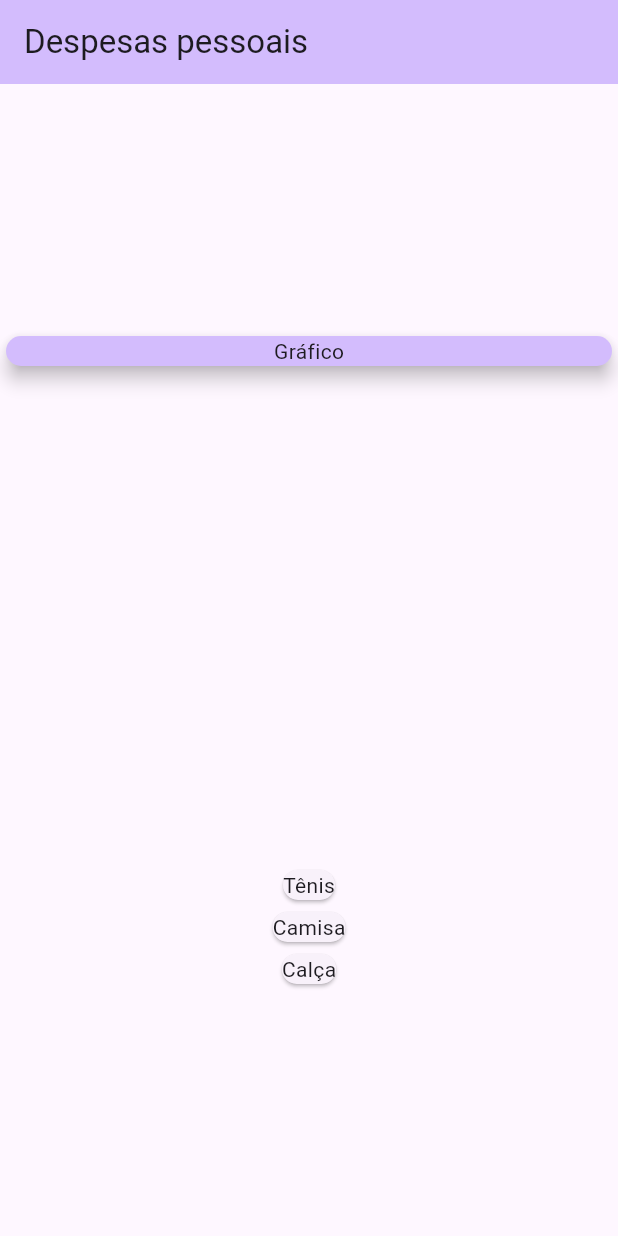
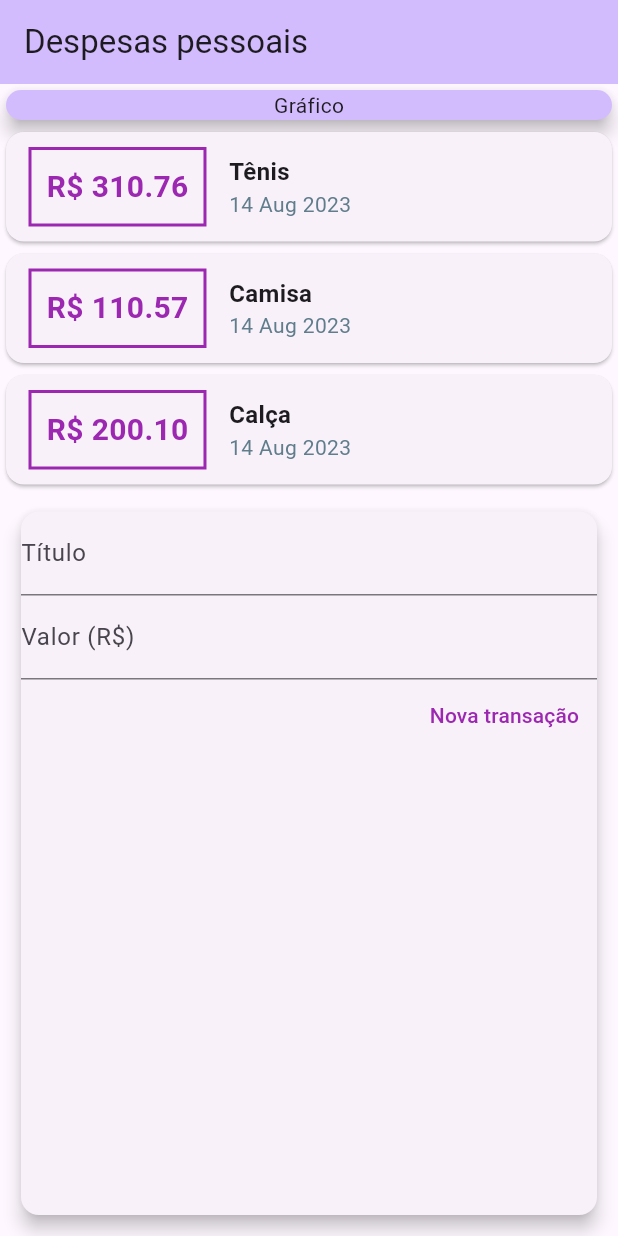
Before and after one commit to WagaoCarvalhoDev/personal_expenses, a Flutter app: the screen it shows after launch, on a phone screen of 412 x 824 dp. Run offline on Flutter 3.47's test engine with Material 2 defaults, Android fonts, the phone set to English and light mode, and no system bars.

Commit message:
create: card and textField

```diff
--- a/lib/data/transactions_data.dart
+++ b/lib/data/transactions_data.dart
@@ -17,7 +17,7 @@ class TransactionsData {
     Transaction(
       id: 't3',
       title: 'Calça',
-      value: 200.13,
+      value: 200.10,
       date: DateTime.now(),
     ),
   ];
--- a/lib/home_page.dart
+++ b/lib/home_page.dart
@@ -1,4 +1,5 @@
 import 'package:flutter/material.dart';
+import 'package:intl/intl.dart';
 import 'package:personal_expenses/data/transactions_data.dart';
 
 class HomePage extends StatefulWidget {
@@ -13,18 +14,21 @@ class _MyHomePageState extends State<HomePage> {
   Widget build(BuildContext context) {
     return Scaffold(
       appBar: AppBar(
-        backgroundColor: Theme.of(context).colorScheme.inversePrimary,
+        backgroundColor: Theme
+            .of(context)
+            .colorScheme
+            .inversePrimary,
         title: const Text('Despesas pessoais'),
       ),
       body: Center(
         child: Column(
-          mainAxisAlignment: MainAxisAlignment.spaceAround,
-          //crossAxisAlignment: CrossAxisAlignment.stretch,
           children: <Widget>[
             SizedBox(
-              //width: MediaQuery.of(context).size.width,
               child: Card(
-                color: Theme.of(context).colorScheme.inversePrimary,
+                color: Theme
+                    .of(context)
+                    .colorScheme
+                    .inversePrimary,
                 elevation: 5,
                 child: const Center(child: Text('Gráfico')),
               ),
@@ -32,13 +36,83 @@ class _MyHomePageState extends State<HomePage> {
             Column(
               children: [
                 ...TransactionsData.transactions.map(
-                  (t) {
+                      (t) {
                     return Card(
-                      child: Text(t.title),
+                      child: Row(
+                        children: [
+                          Container(
+                            margin: const EdgeInsets.symmetric(
+                              horizontal: 15,
+                              vertical: 10,
+                            ),
+                            decoration: BoxDecoration(
+                              border: Border.all(
+                                color: Colors.purple,
+                                width: 2,
+                              ),
+                            ),
+                            padding: const EdgeInsets.all(10),
+                            child: Text(
+                              'R\$ ${t.value.toStringAsFixed(2)}',
+                              style: const TextStyle(
+                                fontWeight: FontWeight.bold,
+                                fontSize: 20,
+                                color: Colors.purple,
+                              ),
+                            ),
+                          ),
+                          Column(
+                            crossAxisAlignment: CrossAxisAlignment.start,
+                            children: [
+                              Text(
+                                t.title,
+                                style: const TextStyle(
+                                  fontWeight: FontWeight.bold,
+                                  fontSize: 16,
+                                ),
+                              ),
+                              Text(
+                                DateFormat('d MMM y').format(t.date),
+                                style: const TextStyle(
+                                  color: Colors.blueGrey,
+                                ),
+                              ),
+                            ],
+                          ),
+                        ],
+                      ),
                     );
                   },
                 ).toList()
               ],
+            ),
+            Expanded(
+              child: Padding(
+                padding: const EdgeInsets.all(10.0),
+                child: Card(
+                  elevation: 5,
+                  child: Column(
+                    children: [
+                      const TextField(
+                        decoration: InputDecoration(labelText: 'Título'),
+                      ),
+                      const TextField(
+                        decoration: InputDecoration(labelText: 'Valor (R\$)'),
+                      ),
+                      Row(
+                        mainAxisAlignment: MainAxisAlignment.end,
+                        children: [
+                          TextButton(
+                            onPressed: () {},
+                            child: const Text('Nova transação',
+                                style: TextStyle(color: Colors.purple,)),
+                          ),
+                        ],
+                      ),
+                    ],
+                  ),
+                ),
+              ),
             ),
           ],
         ),
--- a/pubspec.yaml
+++ b/pubspec.yaml
@@ -35,6 +35,7 @@ dependencies:
   # The following adds the Cupertino Icons font to your application.
   # Use with the CupertinoIcons class for iOS style icons.
   cupertino_icons: ^1.0.2
+  intl: ^0.18.1
 
 dev_dependencies:
   flutter_test:
```
Also changed, not shown: pubspec.lock.
